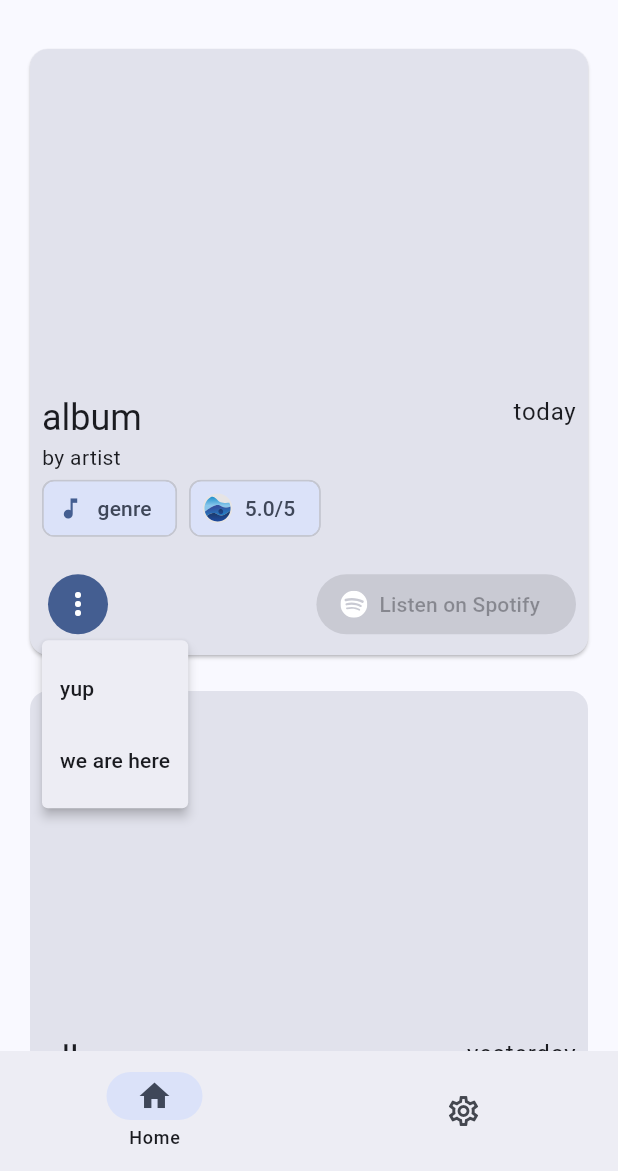
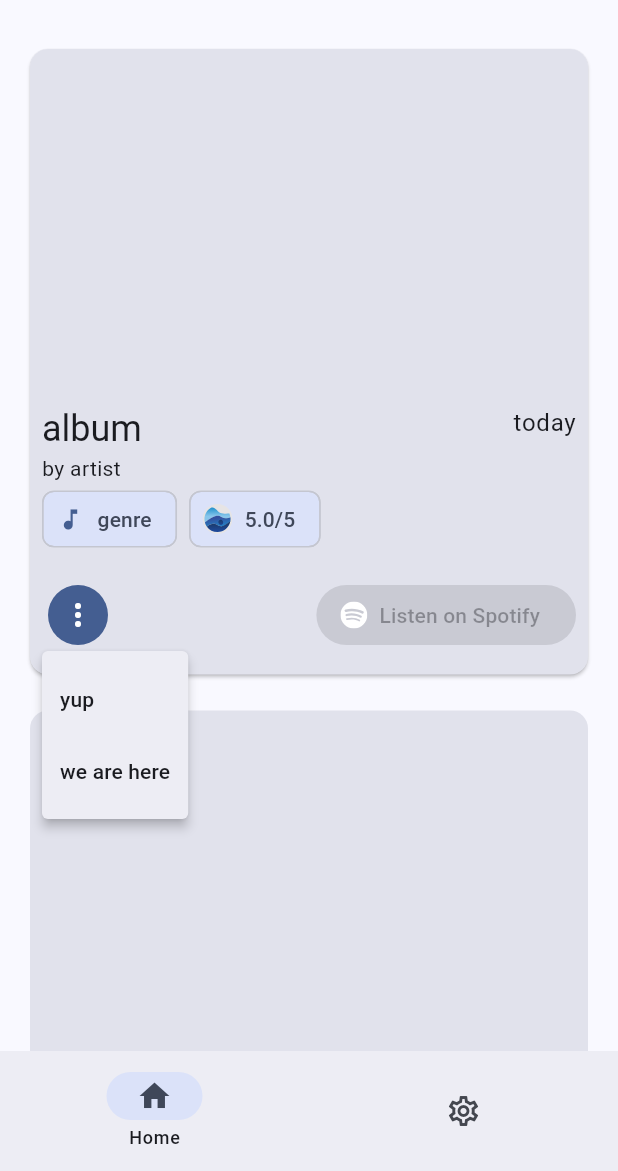
Before and after one commit to apoleon33/cradle, a Flutter app: the screen it shows after launch, after a tap on the "more vert" icon, on a phone screen of 412 x 824 dp, the part 65-1236 px from its top. Run offline on Flutter 3.47's test engine with Material 3 defaults, Android fonts, the phone set to English and light mode, and no system bars; our stand-ins replace dio, flutter_svg, shared_preferences; network calls fail.

Commit message:
reload when on top of the album list

```diff
--- a/lib/albumCard/display_as_card.dart
+++ b/lib/albumCard/display_as_card.dart
@@ -19,7 +19,7 @@ class DisplayAlbumAsCard extends DisplayAlbum {
         Center(
           child: SizedBox(
               width: MediaQuery.of(context).size.width - 32,
-              height: MediaQuery.of(context).size.height / 2,
+              height: 425,
               child: Card(
                   elevation: (dateIsToday(date))? 1: 0,
                   color: Theme.of(context).colorScheme.surfaceVariant,
--- a/lib/route/home.dart
+++ b/lib/route/home.dart
@@ -27,23 +27,16 @@ class _MyHomePageState extends State<MyHomePage> {
 
   int indexPage = 0;
 
-  callBack(int index) {
-    setState(() {
-      indexPage = index;
-    });
-  }
+  late List<Widget> albumList;
 
-  @override
-  Widget build(BuildContext context) {
-    // This method is rerun every time setState is called, for instance as done
-    // by the _incrementCounter method above.
-    //
-    // The Flutter framework has been optimized to make rerunning build methods
-    // fast, so that you can just rebuild anything that needs updating rather
-    // than having to individually change instances of widgets.
+  void _createAlbumList() {
     DateTime timeNow = DateTime.now();
     List<Widget> albumCards = [
-      AlbumCard(date: timeNow, isCard: isCard),
+      AlbumCard(
+        date: timeNow,
+        isCard: isCard,
+        key: ValueKey(timeNow),
+      ),
     ];
 
     DateTime deadline = DateTime.parse('2023-12-31');
@@ -66,8 +59,32 @@ class _MyHomePageState extends State<MyHomePage> {
       albumCards.add(AlbumCard(
         date: date,
         isCard: isCard,
+        key: ValueKey(DateTime.now()),
       ));
     }
+    albumList = albumCards;
+    setState(() {});
+  }
+
+  @override
+  void initState() {
+    super.initState();
+    _createAlbumList();
+  }
+
+  callBack(int index) {
+    setState(() {
+      indexPage = index;
+    });
+  }
+
+  Future _refreshData() async {
+    _createAlbumList();
+  }
+
+  @override
+  Widget build(BuildContext context) {
+    List<Widget> albumCards = albumList;
 
     return Scaffold(
       appBar: AppBar(
@@ -92,7 +109,9 @@ class _MyHomePageState extends State<MyHomePage> {
               ]
             : [],
       ),
-      body: SingleChildScrollView(
+      body: RefreshIndicator(
+        onRefresh: _refreshData,
+        child: SingleChildScrollView(
           child: Column(
             mainAxisAlignment: MainAxisAlignment.start,
             crossAxisAlignment: CrossAxisAlignment.start,
@@ -102,6 +121,7 @@ class _MyHomePageState extends State<MyHomePage> {
             ][indexPage],
           ),
         ),
+      ),
       bottomNavigationBar:
           Navigation(callBack: callBack, currentPageIndex: indexPage),
     );
```
Lines whose indentation alone changed are shown as unchanged.
